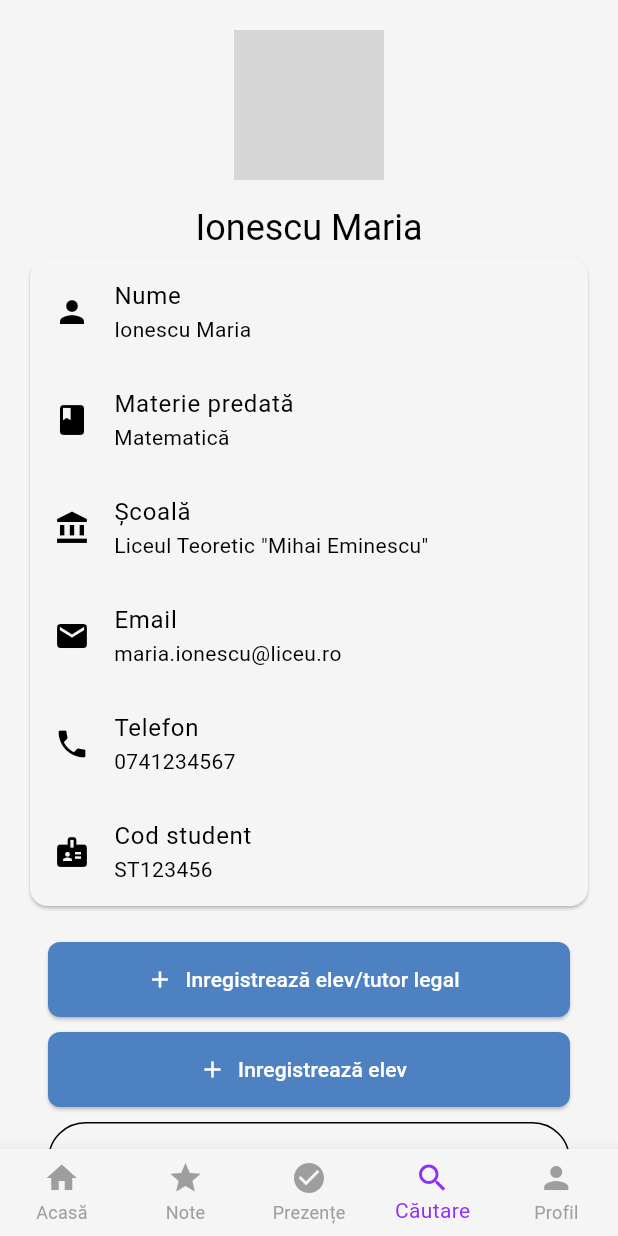
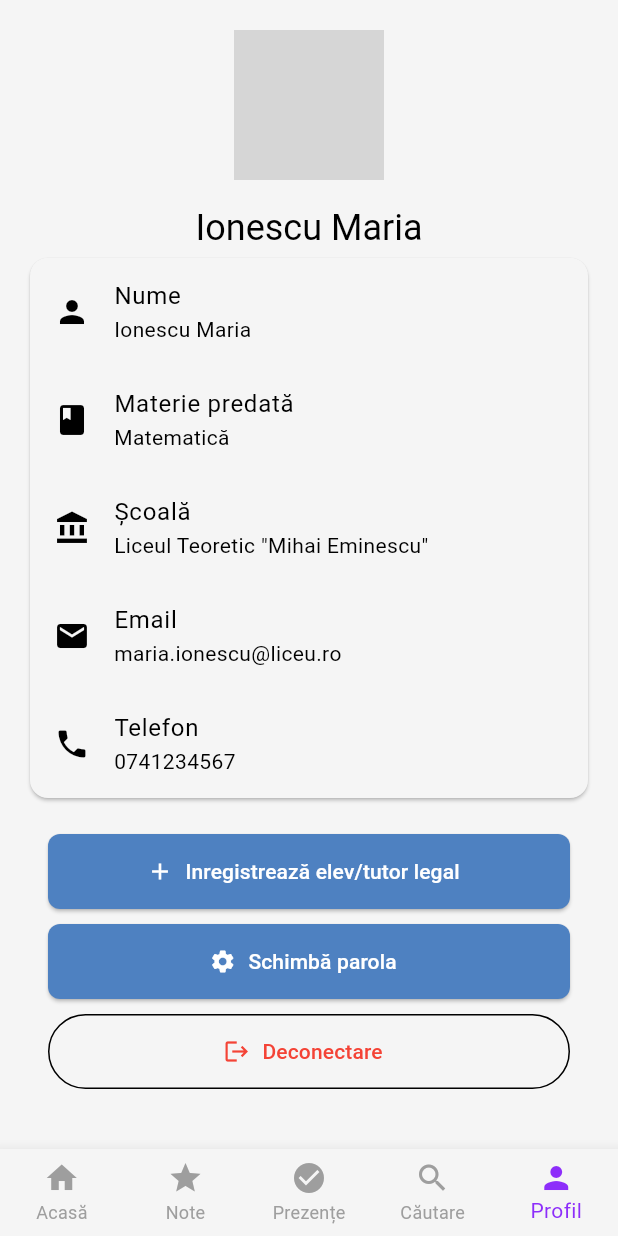
Before and after one commit to ARotija/Attendio-mobile, a Flutter app: the TeacherProfileScreen screen opened by its route, on a phone screen of 412 x 824 dp. Run offline on Flutter 3.47's test engine with Material 3 defaults, Android fonts, the phone set to English and light mode, and no system bars; our stand-ins replace badges, flutter_dotenv, shared_preferences; accounts and stored records are empty; network calls fail; grey boxes are pictures that could not be loaded.

Commit message:
Retoques menores

```diff
--- a/lib/screens/teacher/profile.dart
+++ b/lib/screens/teacher/profile.dart
@@ -10,7 +10,6 @@ class TeacherProfileScreen extends StatelessWidget {
     'Școală': 'Liceul Teoretic "Mihai Eminescu"',
     'Email': 'maria.ionescu@liceu.ro',
     'Telefon': '0741234567',
-    'Cod student': 'ST123456',
   };
 
   final int notificationCount = 0;
@@ -18,7 +17,7 @@ class TeacherProfileScreen extends StatelessWidget {
   @override
   Widget build(BuildContext context) {
     return TeacherScaffold(
-      currentIndex: 3,
+      currentIndex: 4,
       body: SingleChildScrollView(
         child: Column(
           children: [
@@ -64,10 +63,10 @@ class TeacherProfileScreen extends StatelessWidget {
                   ),
                   SizedBox(height: 10),
                   ElevatedButton.icon(
-                    icon: Icon(Icons.add),
-                    label: Text('Inregistrează elev'),
+                    icon: Icon(Icons.settings),
+                    label: Text('Schimbă parola'),
                     onPressed: () {
-                      // Aici adaugi funcționalitatea pentru înregistrarea elevilor
+                      Navigator.pushNamed(context, '/forgot-password');
                     },
                     style: ElevatedButton.styleFrom(
                       minimumSize: Size(double.infinity, 50),
@@ -107,8 +106,6 @@ class TeacherProfileScreen extends StatelessWidget {
         return Icons.account_balance;
       case 'Email':
         return Icons.email;
-      case 'Cod student':
-        return Icons.badge;
       case 'Telefon':
         return Icons.phone;
       default:
--- a/lib/screens/tutor/profile.dart
+++ b/lib/screens/tutor/profile.dart
@@ -26,7 +26,7 @@ class TutorProfileScreen extends StatelessWidget {
             SizedBox(height: 20),
             CircleAvatar(
               radius: 50,
-              backgroundImage: NetworkImage('https://randomuser.me/api/portraits/women/43.jpg'),
+              backgroundImage: NetworkImage('https://images.unsplash.com/photo-1600880292203-757bb62b4baf?fit=crop&w=512&h=512'),
             ),
             SizedBox(height: 16),
             Text(
@@ -64,7 +64,7 @@ class TutorProfileScreen extends StatelessWidget {
                 ),
               ),
             ),
-            SizedBox(height: 20),
+            SizedBox(height: 8), // Reduje el espacio entre los dos botones azules
             Padding(
               padding: EdgeInsets.symmetric(horizontal: 32),
               child: ElevatedButton.icon(
```
